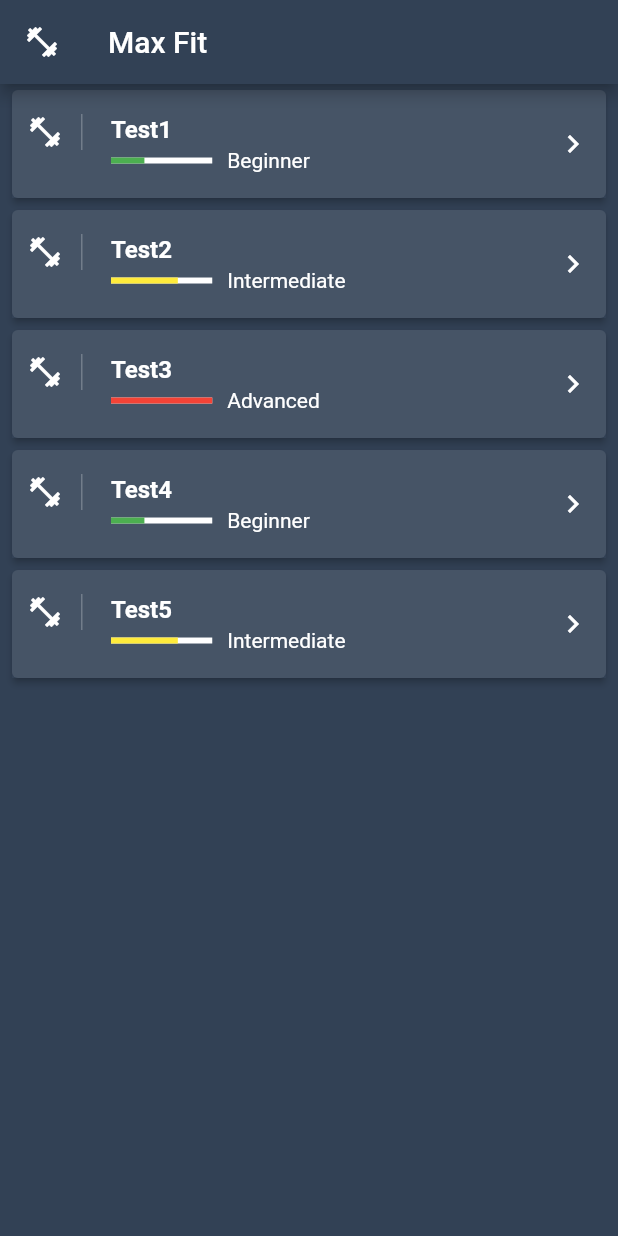
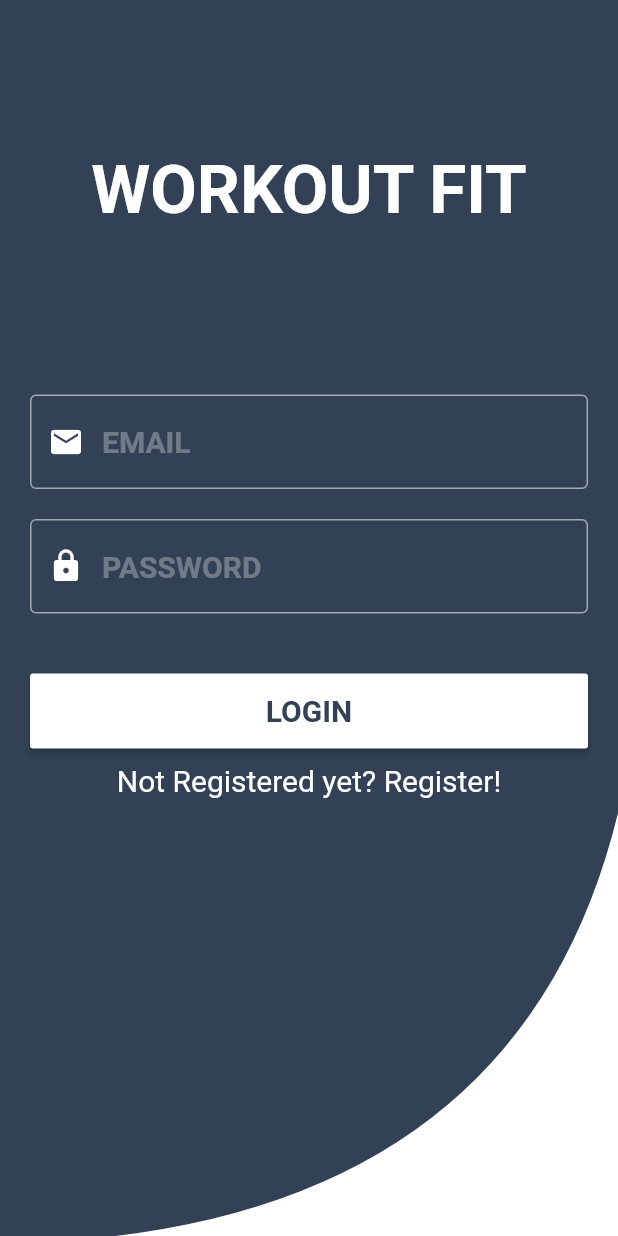
Before and after one commit to Flop88/Workouts-Fit, a Flutter app: the screen it shows after launch, on a phone screen of 412 x 824 dp. Run offline on Flutter 3.47's test engine with Material 2 defaults, Android fonts, the phone set to English and light mode, and no system bars.

Commit message:
Create login/registration form

```diff
--- a/lib/main.dart
+++ b/lib/main.dart
@@ -1,5 +1,6 @@
 import 'package:flutter/material.dart';
-import 'domain/workout.dart';
+import 'package:max_fit/screens/auth.dart';
+import 'package:max_fit/screens/home.dart';
 
 void main() => runApp(MaxFitApp());
 
@@ -10,108 +11,10 @@ class MaxFitApp extends StatelessWidget {
     return MaterialApp(
       title: 'Max Fit',
       theme: ThemeData(
-        primaryColor: Color.fromRGBO(50, 65, 85, 1),
-        textTheme: TextTheme(title: TextStyle(color: Colors.white))
+          primaryColor: Color.fromRGBO(50, 65, 85, 1),
+          textTheme: TextTheme(title: TextStyle(color: Colors.white))
       ),
-      home: HomePage(),
+      home: AuthorizationPage(),
     );
   }
 }
-
-class HomePage extends StatelessWidget {
-  const HomePage({Key key}) : super (key: key);
-
-  @override
-  Widget build(BuildContext context) {
-    return Container(
-      child: Scaffold(
-        backgroundColor: Theme.of(context).primaryColor,
-        appBar: AppBar(title: Text('Max Fit'), leading: Icon(Icons.fitness_center,)),
-        body: WorkoutsList()
-      ),
-    );
-  }
-}
-
-class WorkoutsList extends StatelessWidget {
-
-  final workouts = <Workout>[
-  Workout(title: 'Test1', author: 'Max1', description: 'Test Workout1', level: 'Beginner'),
-  Workout(title: 'Test2', author: 'Max2', description: 'Test Workout2', level: 'Intermediate'),
-  Workout(title: 'Test3', author: 'Max3', description: 'Test Workout3', level: 'Advanced'),
-  Workout(title: 'Test4', author: 'Max4', description: 'Test Workout4', level: 'Beginner'),
-  Workout(title: 'Test5', author: 'Max5', description: 'Test Workout5', level: 'Intermediate'),
-  ];
-
-
-  @override
-  Widget build(BuildContext context) {
-    return Container(
-      child: Container(
-        child: ListView.builder(
-          itemCount: workouts.length,
-            itemBuilder: (context, index){
-            return Card(
-              elevation: 2.0,
-              margin: EdgeInsets.symmetric(horizontal: 8, vertical: 4),
-              child: Container(
-                decoration: BoxDecoration(color: Color.fromRGBO(50, 65, 85, 0.9)),
-                child: ListTile(
-                  contentPadding: EdgeInsets.symmetric(horizontal: 10),
-                  leading: Container(
-                    padding: EdgeInsets.only(right: 12),
-                    child: Icon(Icons.fitness_center, color: Theme.of(context).textTheme.title.color),
-                    decoration: BoxDecoration(
-                      border: Border(right: BorderSide(width: 1, color: Colors.white24))
-                    ),
-                  ),
-                  title: Text(workouts[index].title, style: TextStyle(color: Theme.of(context).textTheme.title.color, fontWeight: FontWeight.bold),),
-                  trailing: Icon(Icons.keyboard_arrow_right, color: Theme.of(context).textTheme.title.color),
-                  subtitle: subtitle(context, workouts[index]),
-                ),
-              ),
-            );
-            }),
-      ),
-    );
-  }
-}
-
-
-Widget subtitle(BuildContext context, Workout workout) {
-  var color = Colors.grey;
-  double indicatorLevel = 0;
-
-  switch(workout.level) {
-    case 'Beginner':
-      color = Colors.green;
-      indicatorLevel = 0.33;
-      break;
-    case 'Intermediate':
-      color = Colors.yellow;
-      indicatorLevel = 0.66;
-      break;
-    case 'Advanced':
-      color = Colors.red;
-      indicatorLevel = 1;
-      break;
-
-  }
-  return Row(
-    children: <Widget>[
-      Expanded(
-          flex: 1,
-          child: LinearProgressIndicator(
-            backgroundColor: Theme.of(context).textTheme.title.color,
-            value: indicatorLevel,
-            valueColor: AlwaysStoppedAnimation(color),
-          )
-      ),
-      SizedBox(width: 10,),
-      Expanded(
-        flex: 3,
-        child: Text(workout.level, style: TextStyle(color: Theme.of(context).textTheme.title.color)),
-      )
-    ],
-  );
-}
--- /dev/null
+++ b/lib/screens/auth.dart
@@ -0,0 +1,203 @@
+import 'package:flutter/material.dart';
+
+class AuthorizationPage extends StatefulWidget {
+  @override
+  _AuthorizationPageState createState() => _AuthorizationPageState();
+}
+
+  TextEditingController _emailController = TextEditingController();
+  TextEditingController _passwordController = TextEditingController();
+
+  String _email;
+  String _password;
+  bool showLogin = true;
+
+class _AuthorizationPageState extends State<AuthorizationPage> with SingleTickerProviderStateMixin {
+  AnimationController _controller;
+
+  @override
+  void initState() {
+    _controller = AnimationController(vsync: this);
+    super.initState();
+  }
+
+  @override
+  void dispose() {
+    _controller.dispose();
+    super.dispose();
+  }
+
+  @override
+  Widget build(BuildContext context) {
+    Widget _logo(){
+    return Padding(
+        padding: EdgeInsets.only(top: 100),
+      child: Container(
+        child: Align(
+          child: Text('WORKOUT FIT', style: TextStyle(fontSize: 45, fontWeight: FontWeight.bold, color: Colors.white),),
+        ),
+      ),
+      );
+    }
+
+    Widget _input(Icon icon, String hint, TextEditingController controller, bool obsecure) {
+      return Container(
+        padding: EdgeInsets.only(left: 20, right: 20),
+        child: TextField(
+          controller: controller,
+          obscureText: obsecure,
+          style: TextStyle(fontSize:  20, color: Colors.white),
+          decoration: InputDecoration(
+            hintStyle: TextStyle(fontWeight: FontWeight.bold, fontSize: 20, color: Colors.white30),
+            hintText: hint,
+            focusedBorder: OutlineInputBorder(
+              borderSide: BorderSide(color: Colors.white, width: 3)
+            ),
+            enabledBorder: OutlineInputBorder(
+                borderSide: BorderSide(color: Colors.white54, width: 1)
+            ),
+            prefixIcon: Padding(
+              padding: EdgeInsets.only(left: 10, right: 10),
+              child: IconTheme(
+                data: IconThemeData(color: Colors.white),
+                child: icon,
+              ),
+            )
+          ),
+        ),
+      );
+    }
+
+    Widget _button(String text, void func()) {
+
+      return RaisedButton(
+        splashColor: Theme.of(context).primaryColor,
+        highlightColor: Theme.of(context).primaryColor,
+        color: Colors.white,
+        child: Text(
+          text,
+          style: TextStyle(fontWeight: FontWeight.bold, color: Theme.of(context).primaryColor, fontSize: 20),
+        ),
+        onPressed: () {
+          func();
+        },
+      );
+    }
+
+    Widget _form(String lable, void func()) {
+      return Container(
+        child: Column(
+          children: <Widget>[
+            Padding(
+              padding: EdgeInsets.only(bottom: 20, top: 10),
+              child: _input(Icon(Icons.email), "EMAIL", _emailController, false),
+            ),
+            Padding(
+              padding: EdgeInsets.only(bottom: 20,),
+              child: _input(Icon(Icons.lock), "PASSWORD", _passwordController, true),
+            ),
+            SizedBox(height: 20,),
+            Padding(
+                padding: EdgeInsets.only(left: 20, right: 20,),
+              child: Container(
+                height: 50,
+                width: MediaQuery.of(context).size.width,
+                child: _button(lable, func),
+              ),
+            )
+          ],
+        ),
+      );
+    }
+
+    Widget _bottomWave() {
+      return Expanded(
+        child: Align(
+          child: ClipPath(
+            child: Container(
+              color: Colors.white,
+              height: 300,
+            ),
+            clipper: BottomWaveClipper(),
+          ),
+          alignment: Alignment.bottomCenter,
+        ),
+      );
+    }
+
+    void _buttonAction(){
+      _email = _emailController.text;
+      _password = _passwordController.text;
+
+      _emailController.clear();
+      _passwordController.clear();
+    }
+
+
+    return Scaffold(
+      backgroundColor: Theme.of(context).primaryColor,
+      body: Column(
+        children: <Widget>[
+          _logo(),
+          SizedBox(height: 100,),
+          (
+              showLogin
+          ? Column(
+                children: [
+                  _form("LOGIN", _buttonAction),
+                  Padding(
+                    padding: EdgeInsets.all(10),
+                    child: GestureDetector(
+                      child: Text("Not Registered yet? Register!", style: TextStyle(fontSize: 20, color: Colors.white),),
+                      onTap: () {
+                        setState((){
+                          showLogin = false;
+                        });
+                      },
+                    ),
+                  )
+                ],
+              )
+              :
+              Column(
+                children: [
+                  _form("REGISTER", _buttonAction),
+                  Padding(
+                    padding: EdgeInsets.all(10),
+                    child: GestureDetector(
+                      child: Text("Alredy registered? Login!", style: TextStyle(fontSize: 20, color: Colors.white),),
+                      onTap: () {
+                        setState((){
+                          showLogin = true;
+                        });
+                      },
+                    ),
+                  )
+                ],
+              )
+          ),
+          _bottomWave(),
+        ],
+      ),
+    );
+  }
+}
+
+class BottomWaveClipper extends CustomClipper<Path> {
+  @override
+  Path getClip(Size size) {
+    var path = Path();
+    path.moveTo(size.width, 0.0);
+    path.lineTo(size.width, size.height);
+    path.lineTo(0.0, size.height);
+    path.lineTo(0.0, size.height + 5);
+    var secondControlPoint = Offset(size.width - (size.width / 6), size.height);
+    var secondEndPoint = Offset(size.width, 0.0);
+    path.quadraticBezierTo(secondControlPoint.dx, secondControlPoint.dy,
+        secondEndPoint.dx, secondEndPoint.dy);
+    return path;
+  }
+
+  @override
+  bool shouldReclip(CustomClipper<Path> oldClipper) => false;
+}
--- /dev/null
+++ b/lib/screens/home.dart
@@ -0,0 +1,101 @@
+
+import 'package:flutter/material.dart';
+import 'package:max_fit/domain/workout.dart';
+
+class HomePage extends StatelessWidget {
+  const HomePage({Key key}) : super (key: key);
+
+  @override
+  Widget build(BuildContext context) {
+    return Container(
+      child: Scaffold(
+          backgroundColor: Theme.of(context).primaryColor,
+          appBar: AppBar(title: Text('Max Fit'), leading: Icon(Icons.fitness_center,)),
+          body: WorkoutsList()
+      ),
+    );
+  }
+}
+
+class WorkoutsList extends StatelessWidget {
+
+  final workouts = <Workout>[
+    Workout(title: 'Test1', author: 'Max1', description: 'Test Workout1', level: 'Beginner'),
+    Workout(title: 'Test2', author: 'Max2', description: 'Test Workout2', level: 'Intermediate'),
+    Workout(title: 'Test3', author: 'Max3', description: 'Test Workout3', level: 'Advanced'),
+    Workout(title: 'Test4', author: 'Max4', description: 'Test Workout4', level: 'Beginner'),
+    Workout(title: 'Test5', author: 'Max5', description: 'Test Workout5', level: 'Intermediate'),
+  ];
+
+
+  @override
+  Widget build(BuildContext context) {
+    return Container(
+      child: Container(
+        child: ListView.builder(
+            itemCount: workouts.length,
+            itemBuilder: (context, index){
+              return Card(
+                elevation: 2.0,
+                margin: EdgeInsets.symmetric(horizontal: 8, vertical: 4),
+                child: Container(
+                  decoration: BoxDecoration(color: Color.fromRGBO(50, 65, 85, 0.9)),
+                  child: ListTile(
+                    contentPadding: EdgeInsets.symmetric(horizontal: 10),
+                    leading: Container(
+                      padding: EdgeInsets.only(right: 12),
+                      child: Icon(Icons.fitness_center, color: Theme.of(context).textTheme.title.color),
+                      decoration: BoxDecoration(
+                          border: Border(right: BorderSide(width: 1, color: Colors.white24))
+                      ),
+                    ),
+                    title: Text(workouts[index].title, style: TextStyle(color: Theme.of(context).textTheme.title.color, fontWeight: FontWeight.bold),),
+                    trailing: Icon(Icons.keyboard_arrow_right, color: Theme.of(context).textTheme.title.color),
+                    subtitle: subtitle(context, workouts[index]),
+                  ),
+                ),
+              );
+            }),
+      ),
+    );
+  }
+}
+
+
+Widget subtitle(BuildContext context, Workout workout) {
+  var color = Colors.grey;
+  double indicatorLevel = 0;
+
+  switch(workout.level) {
+    case 'Beginner':
+      color = Colors.green;
+      indicatorLevel = 0.33;
+      break;
+    case 'Intermediate':
+      color = Colors.yellow;
+      indicatorLevel = 0.66;
+      break;
+    case 'Advanced':
+      color = Colors.red;
+      indicatorLevel = 1;
+      break;
+
+  }
+  return Row(
+    children: <Widget>[
+      Expanded(
+          flex: 1,
+          child: LinearProgressIndicator(
+            backgroundColor: Theme.of(context).textTheme.title.color,
+            value: indicatorLevel,
+            valueColor: AlwaysStoppedAnimation(color),
+          )
+      ),
+      SizedBox(width: 10,),
+      Expanded(
+        flex: 3,
+        child: Text(workout.level, style: TextStyle(color: Theme.of(context).textTheme.title.color)),
+      )
+    ],
+  );
+}
```
